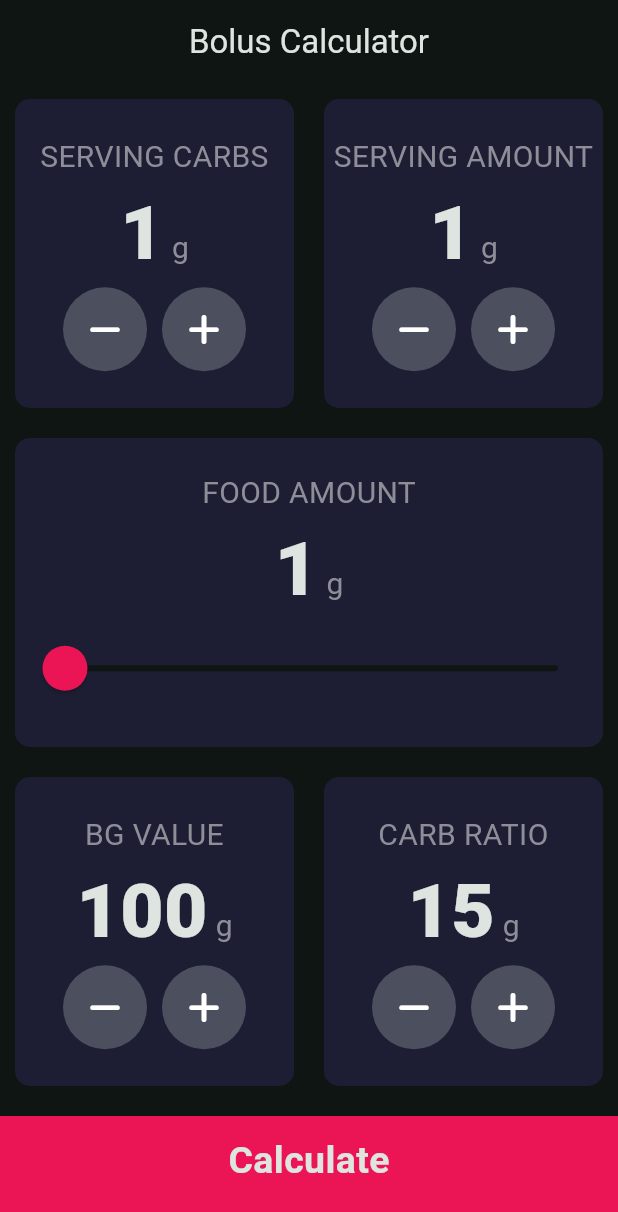
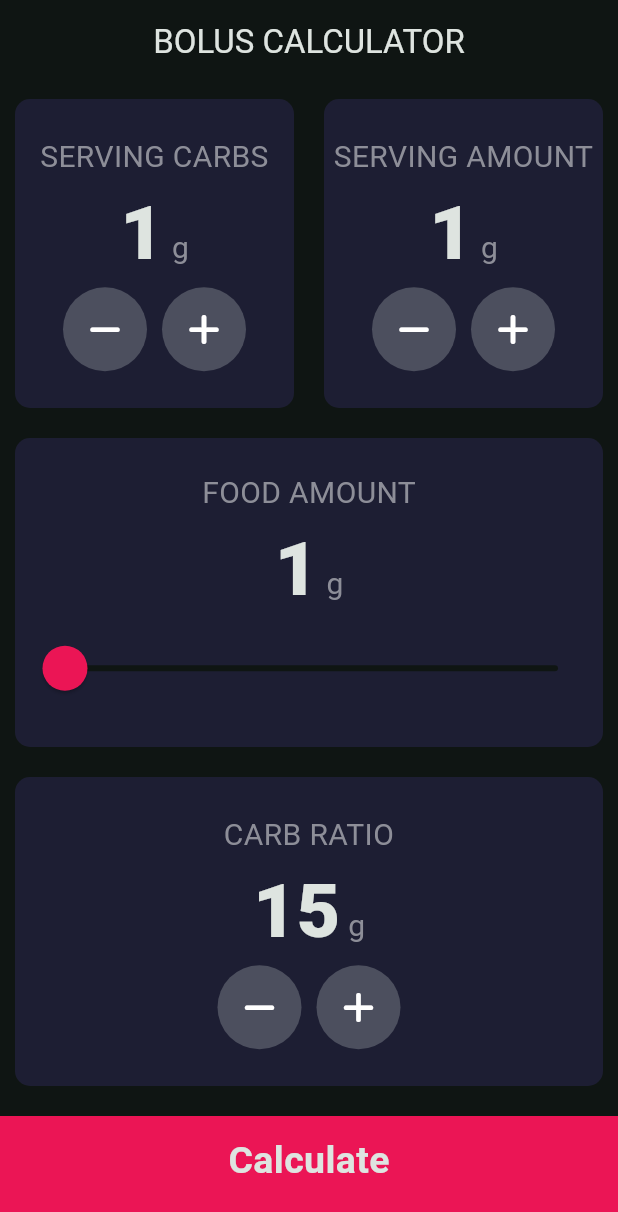
Before and after one commit to michellejw/bolus-calculator, a Flutter app: the screen it shows after launch, on a phone screen of 412 x 824 dp. Shown: the top 1212 px of the screen. Run offline on Flutter 3.47's test engine with Material 3 defaults, Android fonts, the phone set to English and light mode, and no system bars; our stand-ins replace font_awesome_flutter, gap.

```diff
--- a/lib/input_page.dart
+++ b/lib/input_page.dart
@@ -5,9 +5,7 @@ import 'slider_card.dart';
 import 'bottom_button.dart';
 
 class InputPage extends StatefulWidget {
-  const InputPage({super.key, required this.title});
-
-  final String title;
+  const InputPage({super.key});
 
   @override
   State<InputPage> createState() => _InputPageState();
@@ -25,9 +23,9 @@ class _InputPageState extends State<InputPage> {
     return Scaffold(
       appBar: AppBar(
         backgroundColor: Theme.of(context).colorScheme.background,
-        title: Center(
+        title: const Center(
           child: Text(
-            widget.title,
+            'BOLUS CALCULATOR',
           ),
         ),
       ),
@@ -64,12 +62,12 @@ class _InputPageState extends State<InputPage> {
           Expanded(
             child: Row(
               children: [
-                Expanded(
-                  child: PlusMinusCard(
-                    titleText: 'BG VALUE',
-                    mainNumber: bgValue,
-                  ),
-                ),
+                // Expanded(
+                //   child: PlusMinusCard(
+                //     titleText: 'BG VALUE',
+                //     mainNumber: bgValue,
+                //   ),
+                // ),
                 Expanded(
                   child: PlusMinusCard(
                     titleText: 'CARB RATIO',
--- a/lib/main.dart
+++ b/lib/main.dart
@@ -3,11 +3,11 @@ import 'themes/theme.dart';
 import 'input_page.dart';
 
 void main() {
-  runApp(const BMICalculator());
+  runApp(const BolusCalculator());
 }
 
-class BMICalculator extends StatelessWidget {
-  const BMICalculator({super.key});
+class BolusCalculator extends StatelessWidget {
+  const BolusCalculator({super.key});
 
   @override
   Widget build(BuildContext context) {
@@ -16,7 +16,7 @@ class BMICalculator extends StatelessWidget {
     return MaterialApp(
       theme: materialTheme.dark(), // Use the light theme
       title: 'Bolus Calculator App',
-      home: const InputPage(title: 'Bolus Calculator'),
+      home: const InputPage(),
     );
   }
 }
--- a/pubspec.yaml
+++ b/pubspec.yaml
@@ -1,4 +1,4 @@
-name: bmi_calculator_flutter_mw
+name: bolus_calculator
 description: "A new Flutter project."
 
 publish_to: 'none'
```
Also changed, not shown: lib/constants.dart (+15 -0 lines), lib/results_page.dart (+54 -12 lines), 1 other file.
